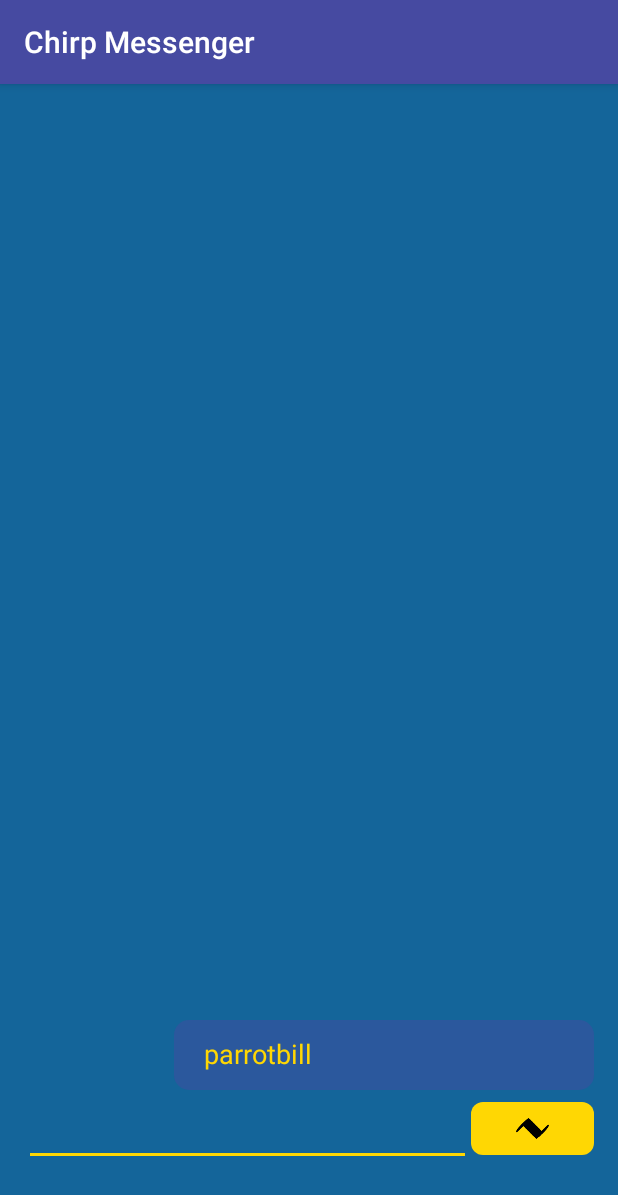
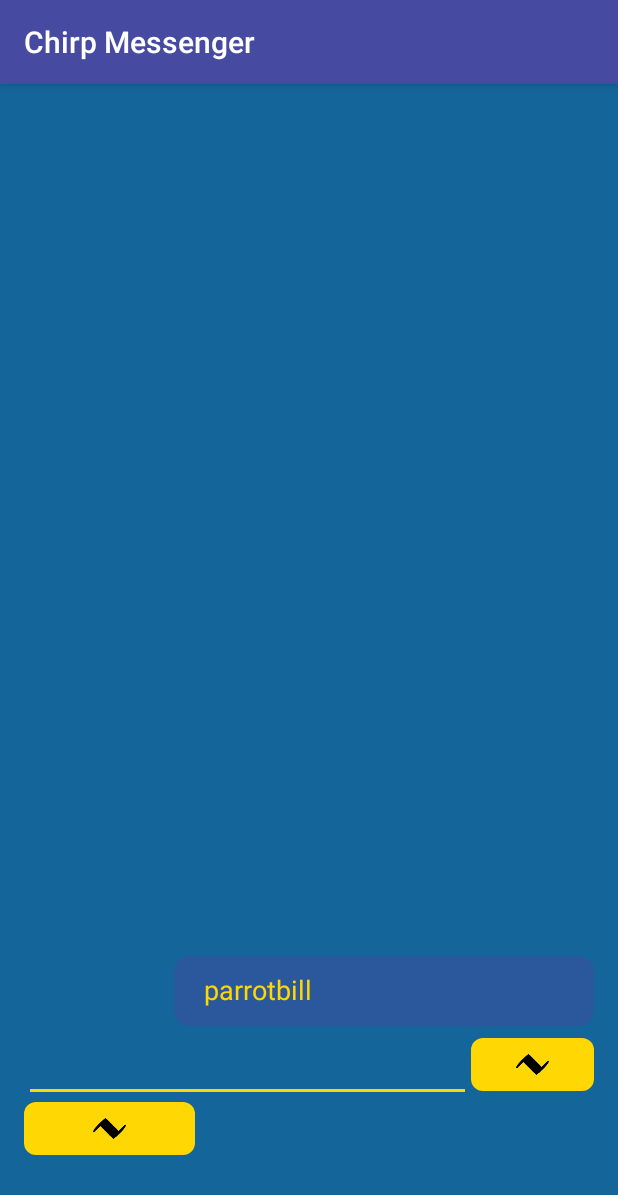
Before and after one commit to YoinkBird/chirp, an Android app: the screen it shows after launch (MainActivity), after a tap on "parrotbill", on a phone screen of 412 x 824 dp. Shown: the top 1195 px of the screen. Run offline under Robolectric (Android 15) with nearby library versions, the phone set to English and light mode, and no system bars; libraries missing offline, so code that uses them is left out: io.chirp.sdk; 5 statements that could not run were skipped; 1 other tap on this screen came first.

Commit message:
adding another button for future use

```diff
--- a/Messenger/app/src/main/java/io/chirp/messenger/MainActivity.java
+++ b/Messenger/app/src/main/java/io/chirp/messenger/MainActivity.java
@@ -186,6 +186,11 @@ public class MainActivity extends AppCompatActivity
 
         }
       });
+      ((ImageButton) findViewById(R.id.chirpButton2)).setOnClickListener(new OnClickListener() {
+        public void onClick(View v) {
+          Log.d(TAG, "this is abutton");
+        }
+      });
     }
 
     // http://developers.chirp.io/docs/chirp-for-android
--- a/Messenger/app/src/main/res/layout/activity_main.xml
+++ b/Messenger/app/src/main/res/layout/activity_main.xml
@@ -26,7 +26,7 @@
         android:layout_width="match_parent"
         android:layout_height="wrap_content"
         android:weightSum="1"
-        android:layout_above="@+id/versionInfo"
+        android:layout_above="@+id/linearLayout2"
         android:layout_alignParentRight="true"
         android:layout_alignParentEnd="true"
         android:id="@+id/linearLayout">
@@ -55,6 +55,35 @@
             android:layout_gravity="bottom|right"
             android:layout_marginBottom="7dp" />
 
+
+
+    </LinearLayout>
+    <LinearLayout
+        android:orientation="horizontal"
+        android:layout_width="match_parent"
+        android:layout_height="wrap_content"
+        android:weightSum="1"
+        android:layout_above="@+id/versionInfo"
+        android:layout_alignParentRight="true"
+        android:layout_alignParentEnd="true"
+        android:id="@+id/linearLayout2">
+
+        <ImageButton
+            android:layout_width="0dp"
+            android:layout_height="35dp"
+            android:layout_weight="0.3"
+            android:id="@+id/chirpButton2"
+            android:contentDescription="@string/chirpButton"
+            android:onClick="onClick"
+            android:src="@drawable/flash"
+            android:scaleType="centerInside"
+            android:tint="#000000"
+            android:background="@drawable/chirp_button"
+            android:layout_gravity="bottom|right"
+            android:layout_marginBottom="7dp" />
+
+
+
     </LinearLayout>
 
     <TextView
```
